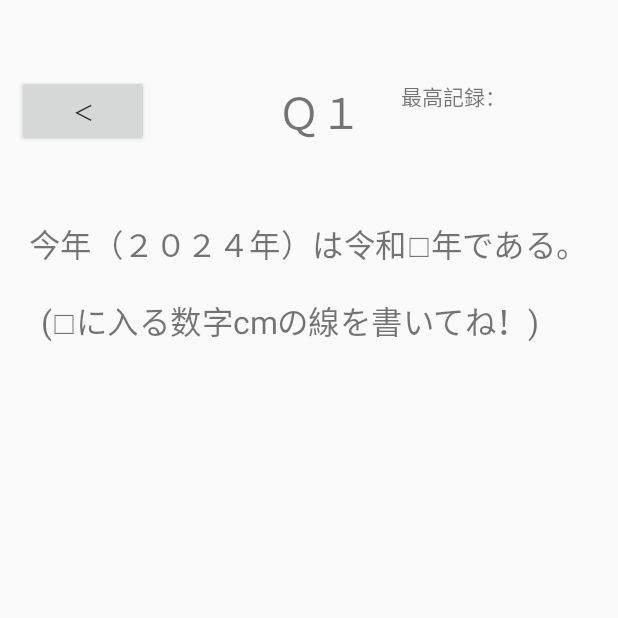
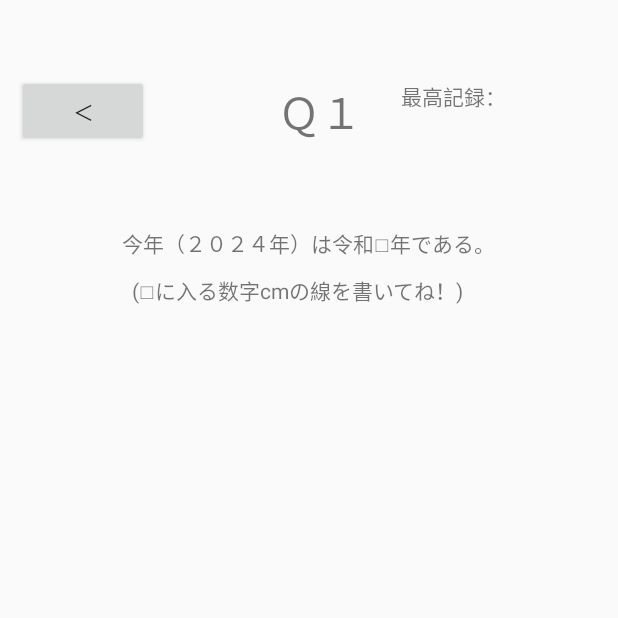
Before and after one commit to SennApp/Senn, an Android app: the PlayActivity screen opened directly, with no data from a screen before it, on a phone screen of 412 x 824 dp, the top half of it. Run offline under Robolectric (Android 15) with nearby library versions, the phone set to English and light mode, and no system bars; Roboto replaces fonts that are not available here.

```diff
--- a/app/src/main/res/layout/activity_play.xml
+++ b/app/src/main/res/layout/activity_play.xml
@@ -62,8 +62,7 @@
             android:layout_marginTop="30dp"
             android:layout_marginEnd="30dp"
             android:orientation="vertical"
-            android:scaleX="1.5"
-            android:scaleY="1.5"
+
             android:text="今年（２０２４年）は令和□年である。" />
 
         <TextView
@@ -71,10 +70,8 @@
             android:layout_width="256dp"
             android:layout_height="wrap_content"
             android:layout_marginStart="80dp"
-            android:layout_marginTop="30dp"
+            android:layout_marginTop="10dp"
             android:layout_marginEnd="30dp"
-            android:scaleX="1.5"
-            android:scaleY="1.5"
             android:text="  (□に入る数字cmの線を書いてね！)" />
     </LinearLayout>
 
```
